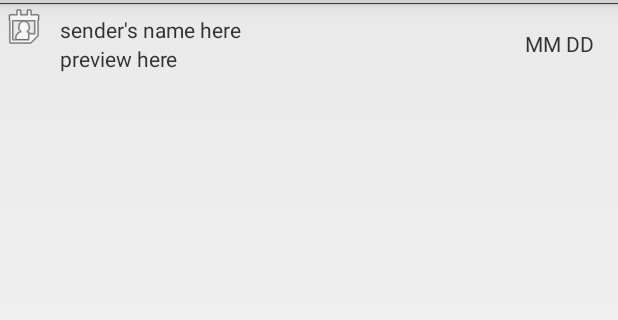
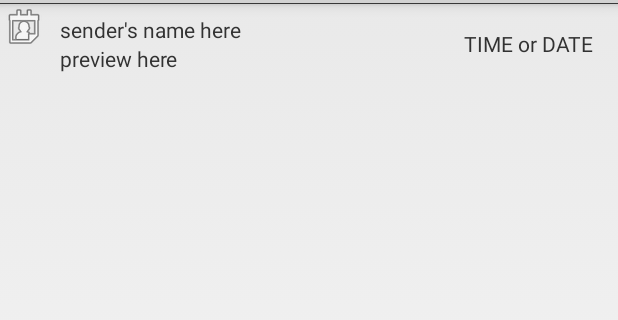
Before and after one commit to RyanJoseph15/Buzz_Bridge, an Android app: the layout thread_fragment_row_view.xml on its own in the app's theme, with its tools: preview values and no code run, on a phone screen of 412 x 824 dp, the part 69-389 px from its top. Run offline under Robolectric (Android 15) with nearby library versions, the phone set to English and light mode, and no system bars.

Commit message:
New: N/A Fixed: N/A Broke: N/A Other: Just changed a string value

```diff
--- a/app/src/main/res/layout/thread_fragment_row_view.xml
+++ b/app/src/main/res/layout/thread_fragment_row_view.xml
@@ -1,6 +1,7 @@
 <?xml version="1.0" encoding="utf-8"?>
 
 <RelativeLayout xmlns:android="http://schemas.android.com/apk/res/android"
+    android:id="@+id/thread_row_view"
     android:layout_width="match_parent"
     android:layout_height="wrap_content">
 
@@ -33,7 +34,7 @@
                 android:layout_alignParentRight="true"
                 android:layout_centerVertical="true"
                 android:layout_marginRight="@dimen/activity_horizontal_margin"
-                android:text="MM DD"
+                android:text="TIME or DATE"
                 android:layout_width="wrap_content"
                 android:layout_height="wrap_content" />
 
```
